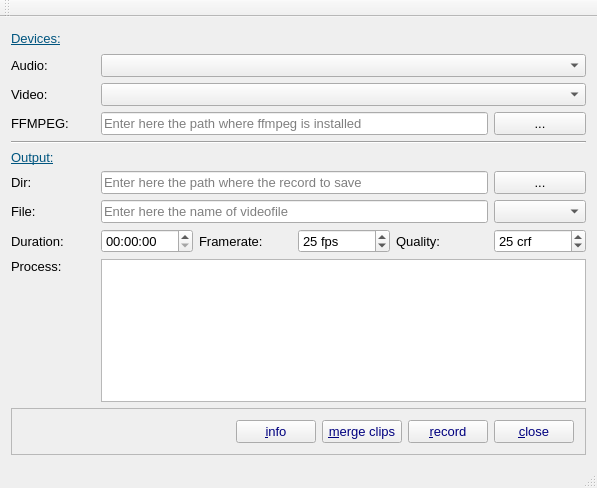
The window that mainwindow.ui (fasa1964/screenrecorder) describes before a commit, drawn with Qt 5.
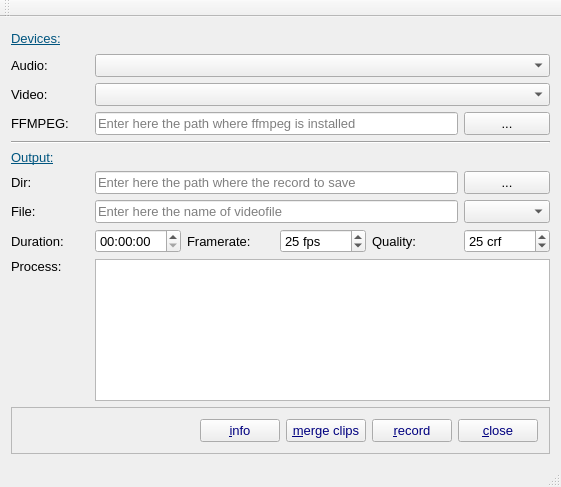
The same window after the commit.

```diff
--- a/mainwindow.ui
+++ b/mainwindow.ui
@@ -6,8 +6,8 @@
    <rect>
     <x>0</x>
     <y>0</y>
-    <width>597</width>
-    <height>488</height>
+    <width>561</width>
+    <height>487</height>
    </rect>
   </property>
   <property name="font">
```
Left out of the diff: 6 changed lines with no effect on the pictures.
